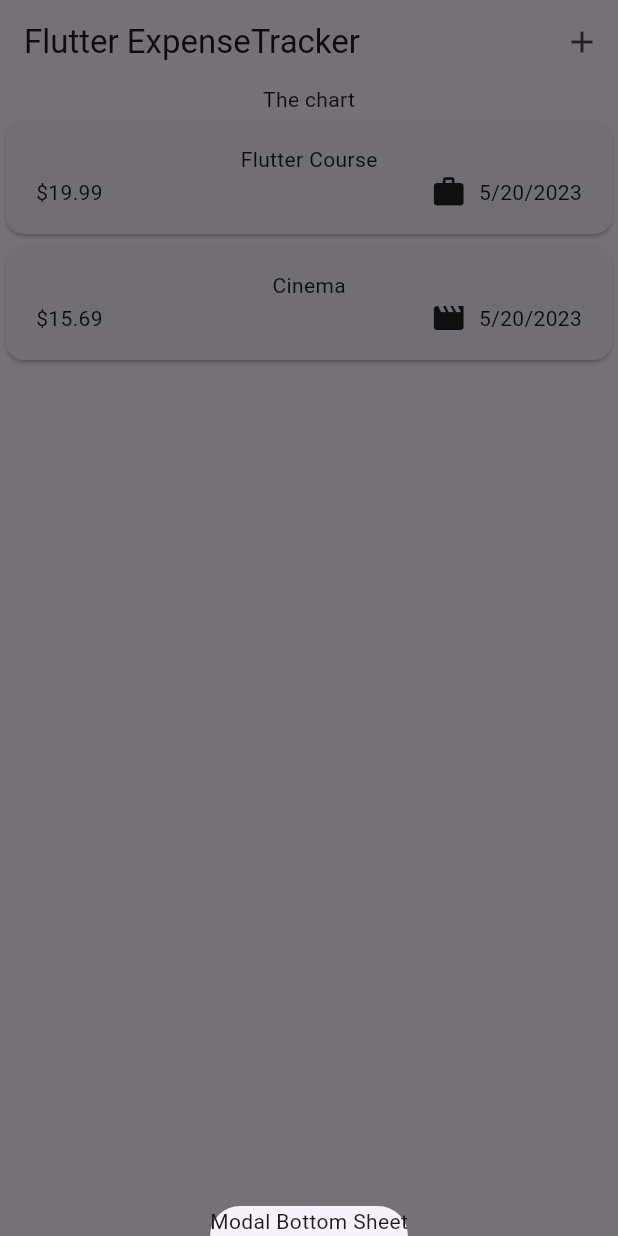
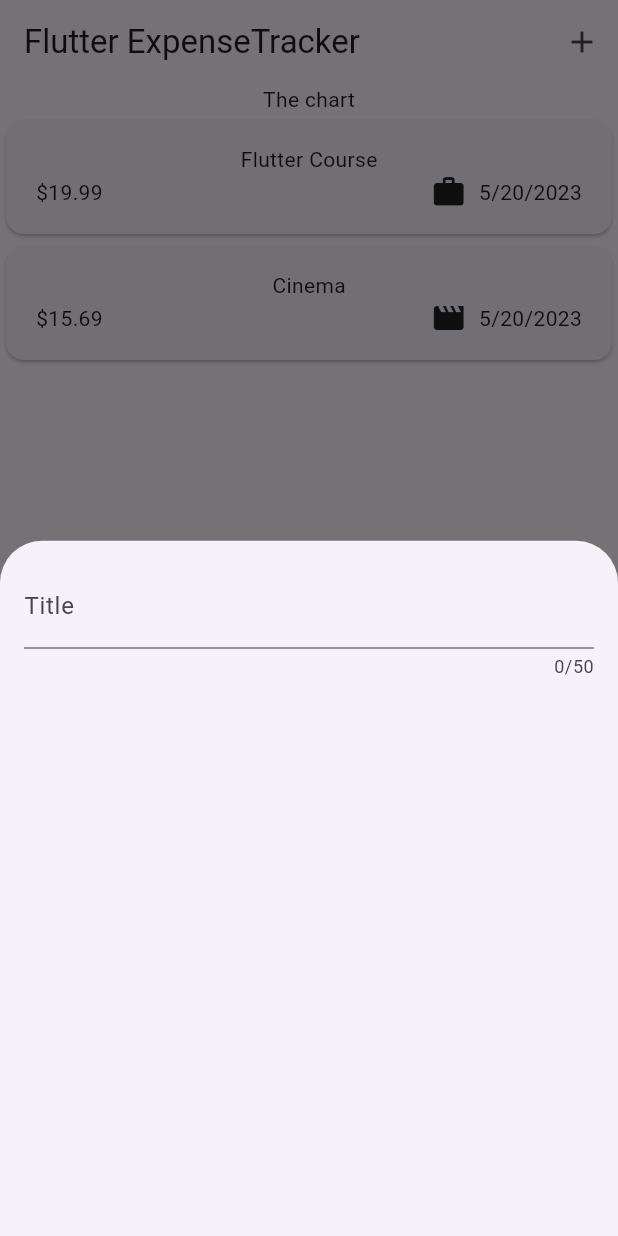
Before and after one commit to alldone03/ExpenseTrackerApp, a Flutter app: the screen it shows after launch, after a tap on the "add" icon, on a phone screen of 412 x 824 dp. Run offline on Flutter 3.47's test engine with Material 2 defaults, Android fonts, the phone set to English and light mode, and no system bars.

Commit message:
Handling User (Text) Input with the TextField Widget

```diff
--- a/lib/widget/expenses.dart
+++ b/lib/widget/expenses.dart
@@ -1,5 +1,6 @@
 import "package:flutter/material.dart";
 import 'package:flutter_expensetracker/widget/expenses_list/expenses_list.dart';
+import 'package:flutter_expensetracker/widget/new_expense.dart';
 
 import '../models/expense.dart';
 
@@ -28,7 +29,7 @@
 
   void _openAddExpenseOverlay() {
     showModalBottomSheet(
-        context: context, builder: (ctx) => const Text('Modal Bottom Sheet'));
+        context: context, builder: (ctx) => const NewExpense());
   }
 
   @override
--- /dev/null
+++ b/lib/widget/new_expense.dart
@@ -0,0 +1,27 @@
+import 'package:flutter/material.dart';
+
+class NewExpense extends StatefulWidget {
+  const NewExpense({super.key});
+
+  @override
+  State<NewExpense> createState() => _NewExpenseState();
+}
+
+class _NewExpenseState extends State<NewExpense> {
+  @override
+  Widget build(BuildContext context) {
+    return Padding(
+      padding: const EdgeInsets.all(16),
+      child: Column(
+        children: const [
+          TextField(
+            maxLength: 50,
+            decoration: InputDecoration(
+              label: Text('Title'),
+            ),
+          )
+        ],
+      ),
+    );
+  }
+}
```
